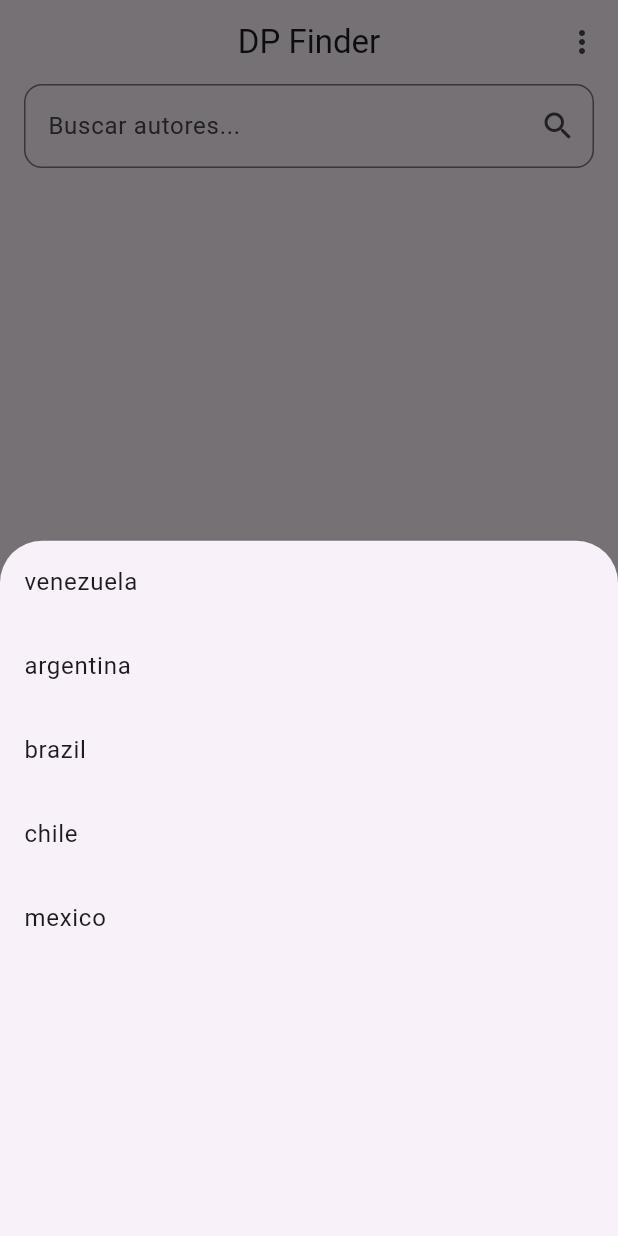
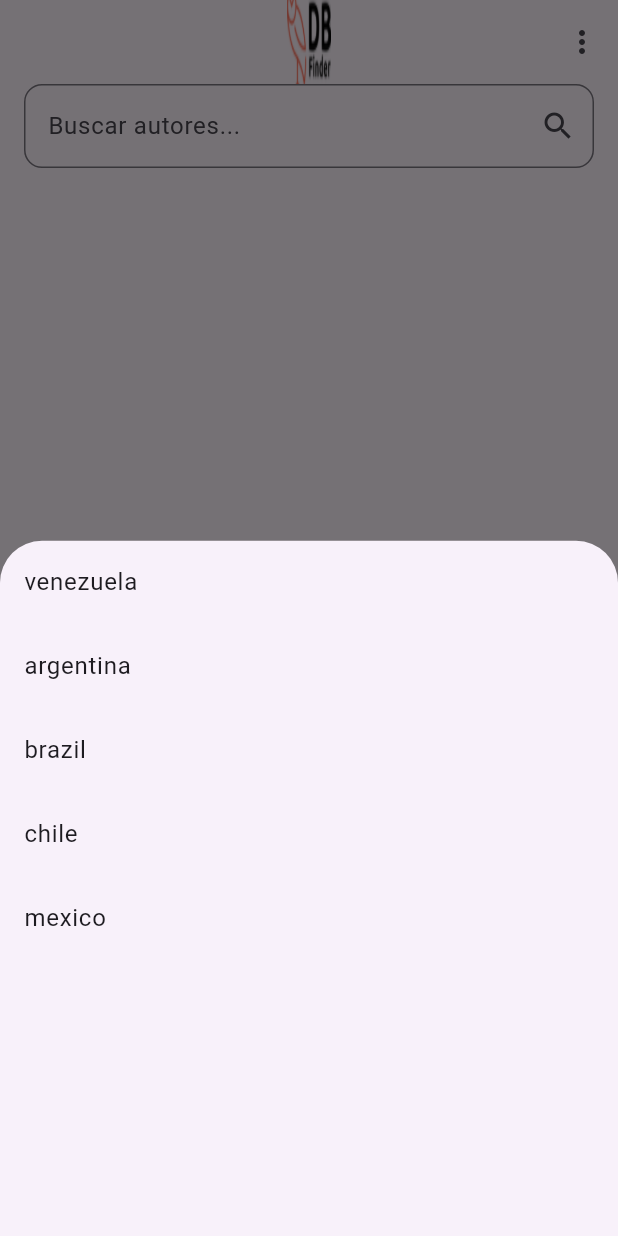
Before and after one commit to mrrern/dp_finder, a Flutter app: the screen it shows after launch, after a tap on the "language" icon, on a phone screen of 412 x 824 dp. Run offline on Flutter 3.47's test engine with Material 3 defaults, Android fonts, the phone set to English and light mode, and no system bars; our stand-ins replace cached_network_image; missing offline and left inert: flutter_app_icons; network calls fail.

Commit message:
Change logo and icon webapp

```diff
--- a/lib/export.dart
+++ b/lib/export.dart
@@ -1,3 +1,5 @@
+import 'package:flutter_app_icons/flutter_app_icons.dart';
+
 export 'package:flutter/material.dart';
 export 'package:dp_finder/main.dart';
 export 'package:dp_finder/app.dart';
@@ -6,3 +8,7 @@ export 'package:dp_finder/api/api_wikimedia.dart';
 export 'package:dp_finder/welcome.dart';
 export 'package:cached_network_image/cached_network_image.dart';
 export 'package:dp_finder/card.dart';
+
+
+final _flutterAppIconsPlugin = FlutterAppIcons();
+final icon =_flutterAppIconsPlugin.setIcon(icon: 'assets/logo.png');
--- a/lib/welcome.dart
+++ b/lib/welcome.dart
@@ -40,7 +40,8 @@ class _AuthorsPageState extends State<AuthorsPage> {
       final newResults = await _wikidataService.fetchAuthorData(_offset);
       setState(() {
         _results.addAll(newResults);
-        _filteredResults = _results; // Inicialmente, todos los resultados están filtrados
+        _filteredResults =
+            _results; // Inicialmente, todos los resultados están filtrados
         _offset += newResults.length;
       });
     } catch (e) {
@@ -78,7 +79,14 @@ class _AuthorsPageState extends State<AuthorsPage> {
 
     return Scaffold(
       appBar: AppBar(
-        title: const Text('DP Finder'),
+        title: SizedBox(
+          height: MediaQuery.of(context).size.height * 0.081,
+          width: MediaQuery.of(context).size.width * 0.07,
+          child: Image.asset(
+            'assets/logo.png',
+            fit: BoxFit.fill,
+          ),
+        ),
         centerTitle: true,
         actions: [
           PopupMenuButton<Country>(
```
Also changed, not shown: pubspec.yaml (+15 -2 lines), assets/logo.png (added), pubspec.lock, 26 other files.
